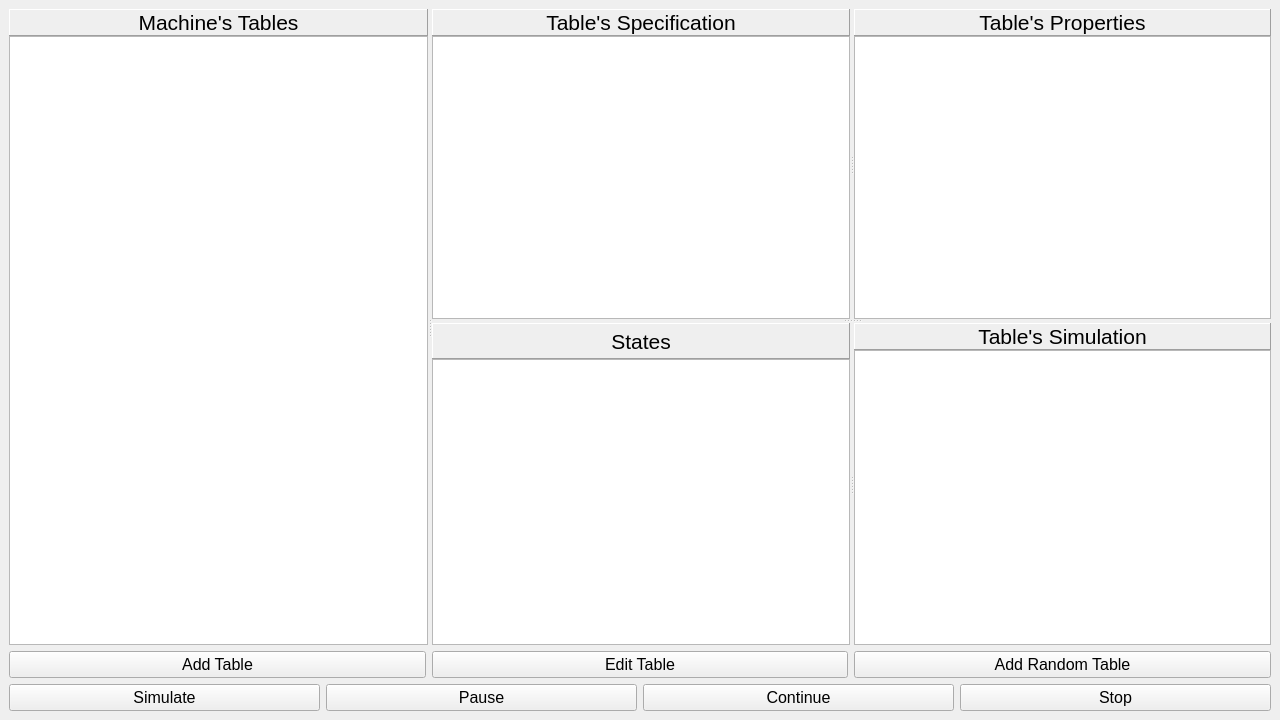
Qt form Qt/TuringsMachineSimulator/usermachines.ui (fabioalves98/TuringsMachineGenerator) before a commit.
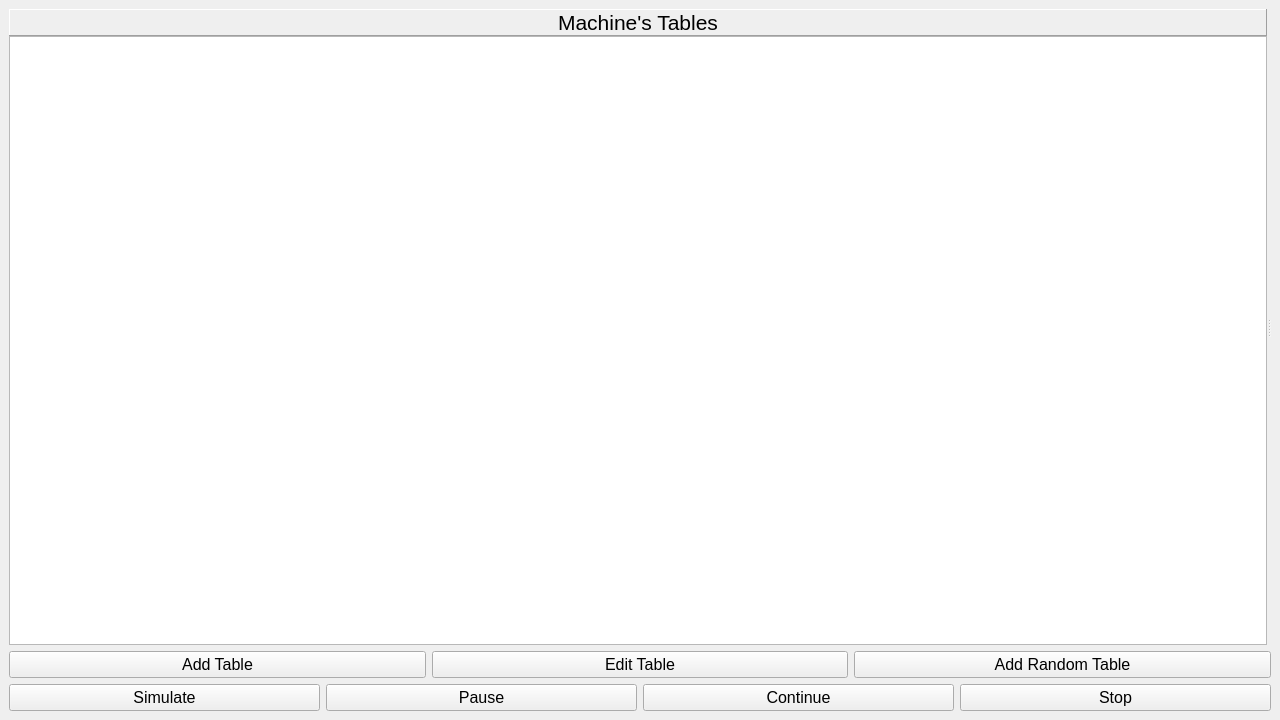
The same form after that commit.

Commit message: Code restructure for parallel simulation. Main logic working

The edit to the form file:
```diff
--- a/Qt/TuringsMachineSimulator/usermachines.ui
+++ b/Qt/TuringsMachineSimulator/usermachines.ui
@@ -66,159 +66,9 @@
         </item>
        </layout>
       </widget>
-      <widget class="QSplitter" name="tableSplit">
-       <property name="orientation">
-        <enum>Qt::Vertical</enum>
-       </property>
-       <widget class="QSplitter" name="specSplit">
-        <property name="orientation">
-         <enum>Qt::Horizontal</enum>
-        </property>
-        <widget class="QWidget" name="layoutWidget">
-         <layout class="QVBoxLayout" name="Specs">
-          <property name="spacing">
-           <number>0</number>
-          </property>
-          <item>
-           <widget class="QLabel" name="tableLabel">
-            <property name="font">
-             <font>
-              <pointsize>16</pointsize>
-             </font>
-            </property>
-            <property name="frameShape">
-             <enum>QFrame::Panel</enum>
-            </property>
-            <property name="frameShadow">
-             <enum>QFrame::Raised</enum>
-            </property>
-            <property name="text">
-             <string>Table's Specification</string>
-            </property>
-            <property name="alignment">
-             <set>Qt::AlignCenter</set>
-            </property>
-            <property name="margin">
-             <number>3</number>
-            </property>
-           </widget>
-          </item>
-          <item>
-           <widget class="QTableWidget" name="tableView"/>
-          </item>
-         </layout>
-        </widget>
-        <widget class="QWidget" name="layoutWidget">
-         <layout class="QVBoxLayout" name="Properties">
-          <property name="spacing">
-           <number>0</number>
-          </property>
-          <item>
-           <widget class="QLabel" name="propLabel">
-            <property name="font">
-             <font>
-              <pointsize>16</pointsize>
-             </font>
-            </property>
-            <property name="frameShape">
-             <enum>QFrame::Panel</enum>
-            </property>
-            <property name="frameShadow">
-             <enum>QFrame::Raised</enum>
-            </property>
-            <property name="text">
-             <string>Table's Properties</string>
-            </property>
-            <property name="alignment">
-             <set>Qt::AlignCenter</set>
-            </property>
-            <property name="margin">
-             <number>3</number>
-            </property>
-           </widget>
-          </item>
-          <item>
-           <widget class="QListWidget" name="propList"/>
-          </item>
-         </layout>
-        </widget>
-       </widget>
-       <widget class="QSplitter" name="simSplit">
-        <property name="orientation">
-         <enum>Qt::Horizontal</enum>
-        </property>
-        <widget class="QWidget" name="layoutWidget">
-         <layout class="QVBoxLayout" name="States">
-          <property name="spacing">
-           <number>0</number>
-          </property>
-          <item>
-           <widget class="QLabel" name="stateLabel">
-            <property name="minimumSize">
-             <size>
-              <width>0</width>
-              <height>36</height>
-             </size>
-            </property>
-            <property name="font">
-             <font>
-              <pointsize>16</pointsize>
-             </font>
-            </property>
-            <property name="frameShape">
-             <enum>QFrame::Panel</enum>
-            </property>
-            <property name="frameShadow">
-             <enum>QFrame::Raised</enum>
-            </property>
-            <property name="text">
-             <string>States</string>
-            </property>
-            <property name="alignment">
-             <set>Qt::AlignCenter</set>
-            </property>
-           </widget>
-          </item>
-          <item>
-           <widget class="QListWidget" name="stateList"/>
-          </item>
-         </layout>
-        </widget>
-        <widget class="QWidget" name="layoutWidget">
-         <layout class="QVBoxLayout" name="Tape">
-          <property name="spacing">
-           <number>0</number>
-          </property>
-          <item>
-           <widget class="QLabel" name="simLabel">
-            <property name="font">
-             <font>
-              <pointsize>16</pointsize>
-             </font>
-            </property>
-            <property name="frameShape">
-             <enum>QFrame::Panel</enum>
-            </property>
-            <property name="frameShadow">
-             <enum>QFrame::Raised</enum>
-            </property>
-            <property name="text">
-             <string>Table's Simulation</string>
-            </property>
-            <property name="alignment">
-             <set>Qt::AlignCenter</set>
-            </property>
-            <property name="margin">
-             <number>3</number>
-            </property>
-           </widget>
-          </item>
-          <item>
-           <widget class="QListWidget" name="simList"/>
-          </item>
-         </layout>
-        </widget>
-       </widget>
+      <widget class="QStackedWidget" name="tableSim">
+       <widget class="QWidget" name="page"/>
+       <widget class="QWidget" name="page_2"/>
       </widget>
      </widget>
     </item>
```
Left out of the diff: 2 changed lines with no effect on the pictures. The commit also changes 21 other files.
